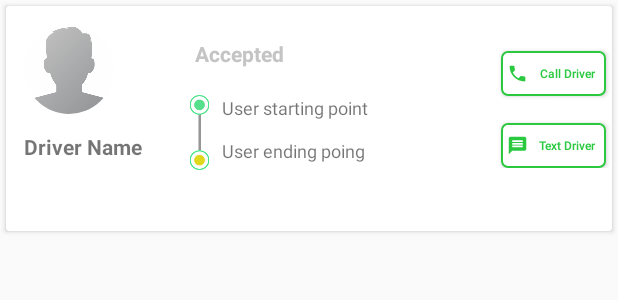
After one commit to sameed07/Lets_Ride_together_Driver, an Android app: the layout request_adapter.xml on its own in the app's theme, with its tools: preview values and no code run, on a phone screen of 412 x 824 dp. The commit adds this screen. Shown: the top 300 px of the screen. Run offline under Robolectric (Android 15) with nearby library versions, the phone set to English and light mode, and no system bars.

Commit message:
driver can see sending requests status

```diff
--- /dev/null
+++ b/app/src/main/res/layout/request_adapter.xml
@@ -0,0 +1,156 @@
+<?xml version="1.0" encoding="utf-8"?>
+<LinearLayout xmlns:android="http://schemas.android.com/apk/res/android"
+    xmlns:app="http://schemas.android.com/apk/res-auto"
+    android:orientation="vertical"
+    android:layout_width="match_parent"
+    android:layout_height="wrap_content"
+  >
+
+    <androidx.cardview.widget.CardView
+        android:layout_width="match_parent"
+        android:paddingRight="12sp"
+        android:layout_height="150dp"
+        android:elevation="@dimen/google_1x"
+        android:layout_margin="4dp"
+        android:background="@color/gray"
+
+        >
+
+        <LinearLayout
+            android:layout_width="match_parent"
+            android:layout_height="match_parent"
+            android:orientation="horizontal">
+
+            <LinearLayout
+                android:layout_width="110dp"
+                android:layout_height="wrap_content"
+                android:orientation="vertical"
+                >
+                <de.hdodenhof.circleimageview.CircleImageView
+                    android:id="@+id/driver_img"
+                    android:layout_width="60dp"
+                    android:layout_height="60dp"
+                    android:layout_margin="12dp"
+                    android:src="@drawable/default_profile"/>
+
+                <TextView
+                    android:id="@+id/txt_driver_name"
+                    android:layout_width="wrap_content"
+                    android:layout_height="wrap_content"
+                    android:layout_marginLeft="12dp"
+                    android:text="Driver Name "
+                    android:textSize="14sp"
+                    android:textStyle="bold" />
+
+            </LinearLayout>
+
+            <LinearLayout
+                android:layout_width="150dp"
+                android:layout_height="wrap_content"
+                android:orientation="vertical"
+                android:layout_marginLeft="4dp"
+                android:layout_marginTop="4dp"
+                >
+
+                <TextView
+                    android:id="@+id/txt_request_status"
+                    android:layout_marginTop="18sp"
+                    android:layout_width="wrap_content"
+                    android:layout_height="wrap_content"
+                    android:text="Accepted"
+                    android:textColor="@color/gray"
+                    android:textSize="14sp"
+                    android:textStyle="bold"
+                    android:layout_marginLeft="12dp"/>
+
+                <LinearLayout
+                    android:layout_width="wrap_content"
+                    android:layout_height="wrap_content"
+                    >
+
+
+                    <ImageView
+                        android:id="@+id/location_line_two"
+                        android:layout_marginTop="18dp"
+                        android:layout_width="30dp"
+                        android:layout_height="50dp"
+                        android:layout_below="@+id/driver_profile"
+
+                        android:src="@drawable/location_line_two" />
+
+                    <LinearLayout
+                        android:layout_width="wrap_content"
+                        android:layout_height="wrap_content"
+                        android:orientation="vertical">
+
+
+                        <TextView
+                            android:id="@+id/txt_startpoint"
+                            android:layout_width="wrap_content"
+                            android:layout_height="wrap_content"
+
+                            android:layout_marginTop="18sp"
+                            android:text="User starting point "
+                            android:textSize="12sp"
+                            />
+
+                        <TextView
+                            android:id="@+id/txt_endpoint"
+                            android:layout_width="wrap_content"
+                            android:layout_height="wrap_content"
+                            android:layout_marginTop="12sp"
+                            android:text="User ending poing "
+                            android:textSize="12sp"
+
+                            />
+
+                    </LinearLayout>
+                </LinearLayout>
+
+
+            </LinearLayout>
+
+            <LinearLayout
+                android:gravity="right"
+               android:layout_marginLeft="18dp"
+                android:layout_marginTop="12dp"
+                android:layout_width="match_parent"
+                android:layout_height="wrap_content"
+                android:orientation="vertical">
+
+                <Button
+                    android:layout_marginRight="4dp"
+                    android:paddingLeft="4dp"
+                    android:drawableTint="@color/colorPrimary"
+                    android:drawableLeft="@drawable/ic_call_black_24dp"
+                    android:id="@+id/call_driver_btn"
+                    android:layout_marginTop="18dp"
+                    android:layout_width="70dp"
+                    android:layout_height="30dp"
+                    android:textSize="8sp"
+                    android:textAllCaps="false"
+                    android:text="Call Driver"
+                    android:textColor="@color/colorPrimary"
+                    android:background="@drawable/btn_background"/>
+                <Button
+                    android:layout_marginRight="4dp"
+                    android:paddingLeft="4dp"
+                    android:drawableTint="@color/colorPrimary"
+                    android:drawableLeft="@drawable/msg_btn"
+                    android:id="@+id/msg_driver_btn"
+                    android:textAllCaps="false"
+                    android:layout_marginTop="18dp"
+                    android:layout_width="70dp"
+                    android:layout_height="30dp"
+                    android:textSize="8sp"
+                    android:text="Text Driver"
+                    android:textColor="@color/colorPrimary"
+                    android:background="@drawable/btn_background"/>
+
+            </LinearLayout>
+
+        </LinearLayout>
+
+    </androidx.cardview.widget.CardView>
+
+</LinearLayout>
```
Also changed, not shown: app/src/main/java/Adapter/RequestAdapter.java (added, +137 -0 lines), app/src/main/java/Fragments/RideRequestFragment.java (+57 -0 lines), app/src/main/java/Model/PassengerRequest.java (added, +52 -0 lines), app/src/main/res/layout/fragment_ride_request.xml (+45 -6 lines).
